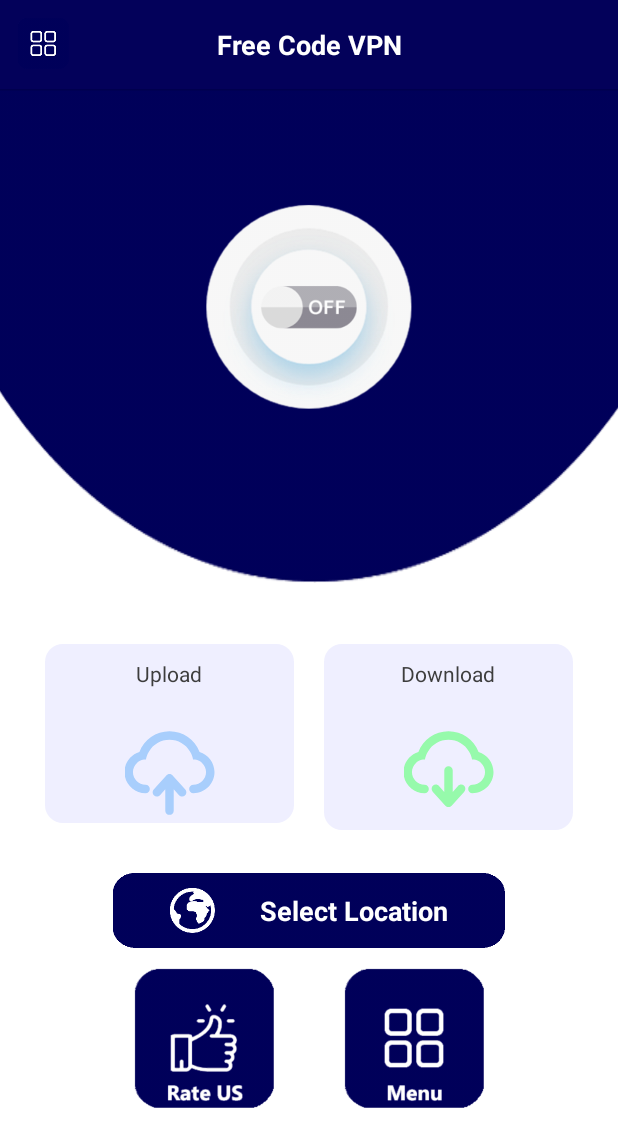
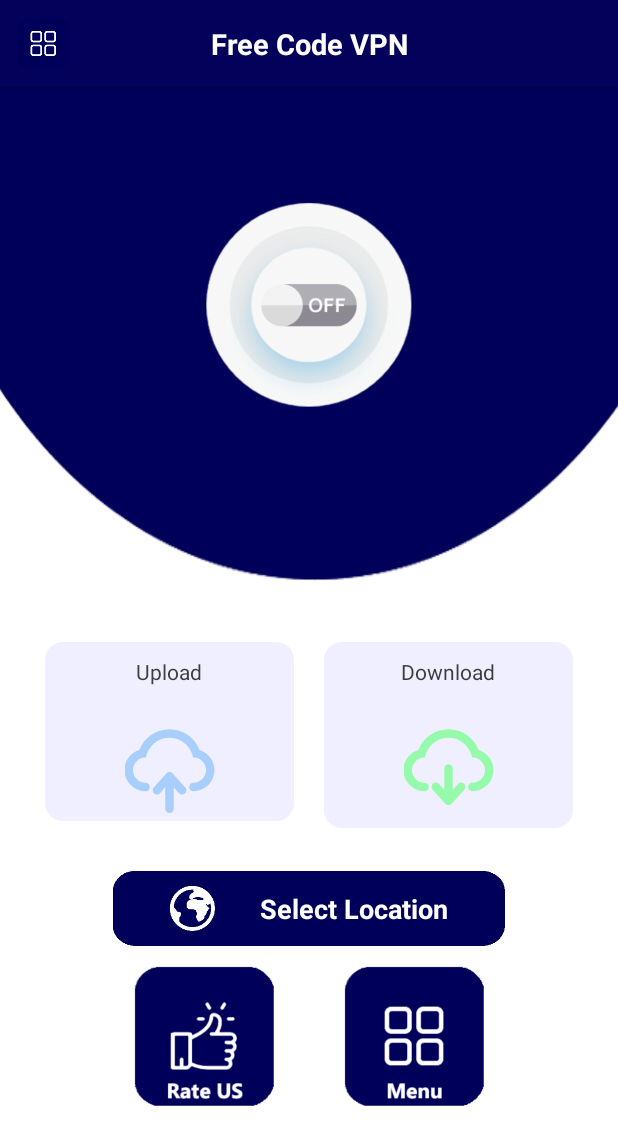
Before and after one commit to elijahkinyamal/xprovpn, an Android app: the MainActivity screen opened directly, with no data from a screen before it, on a phone screen of 412 x 824 dp. Shown: the top 1147 px of the screen. Run offline under Robolectric (Android 15) with nearby library versions, the phone set to English and light mode, and no system bars; our stand-ins replace AdMob, ButterKnife; libraries missing offline, so code that uses them is left out: com.aemerse.iap, unified.vpn.sdk; pictures from the network do not load; 8 statements that could not run were skipped.

Commit message:
Update activity_main.xml

```diff
--- a/src/main/res/layout/activity_main.xml
+++ b/src/main/res/layout/activity_main.xml
@@ -27,11 +27,11 @@
             <TextView
                 android:layout_width="match_parent"
                 android:layout_height="wrap_content"
-                android:layout_margin="17dp"
+                android:layout_margin="16dp"
                 android:gravity="center"
                 android:text="@string/app_name"
                 android:textColor="#fff"
-                android:textSize="18sp"
+                android:textSize="19sp"
                 android:textStyle="bold" />
 
         </RelativeLayout>
```
